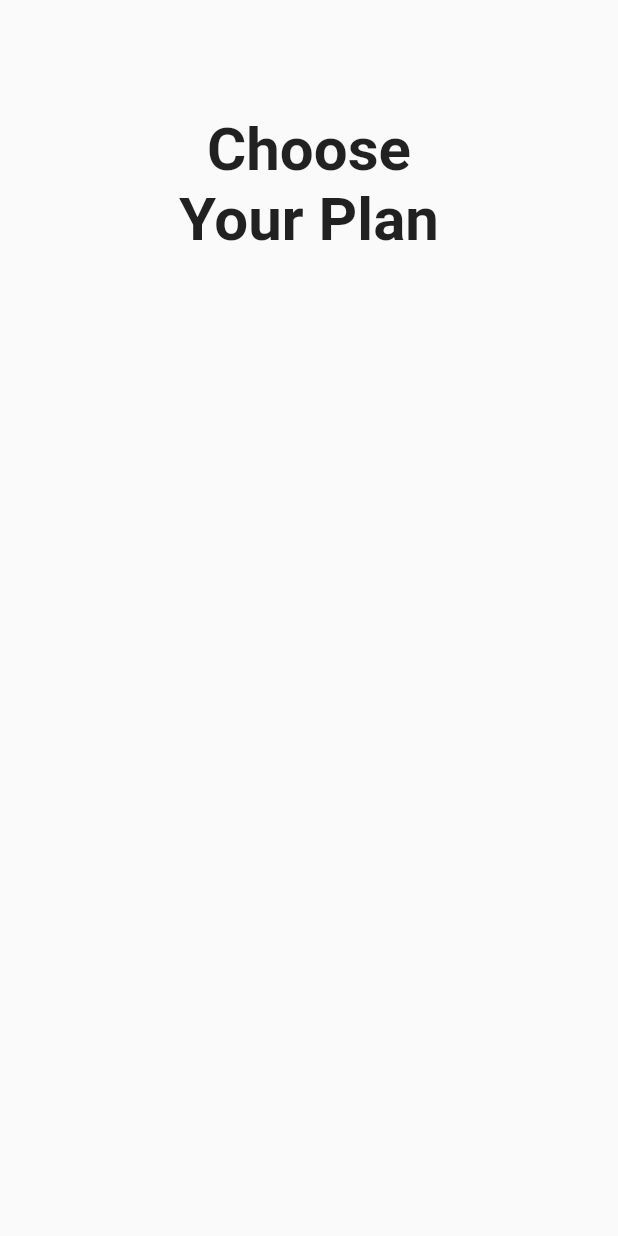
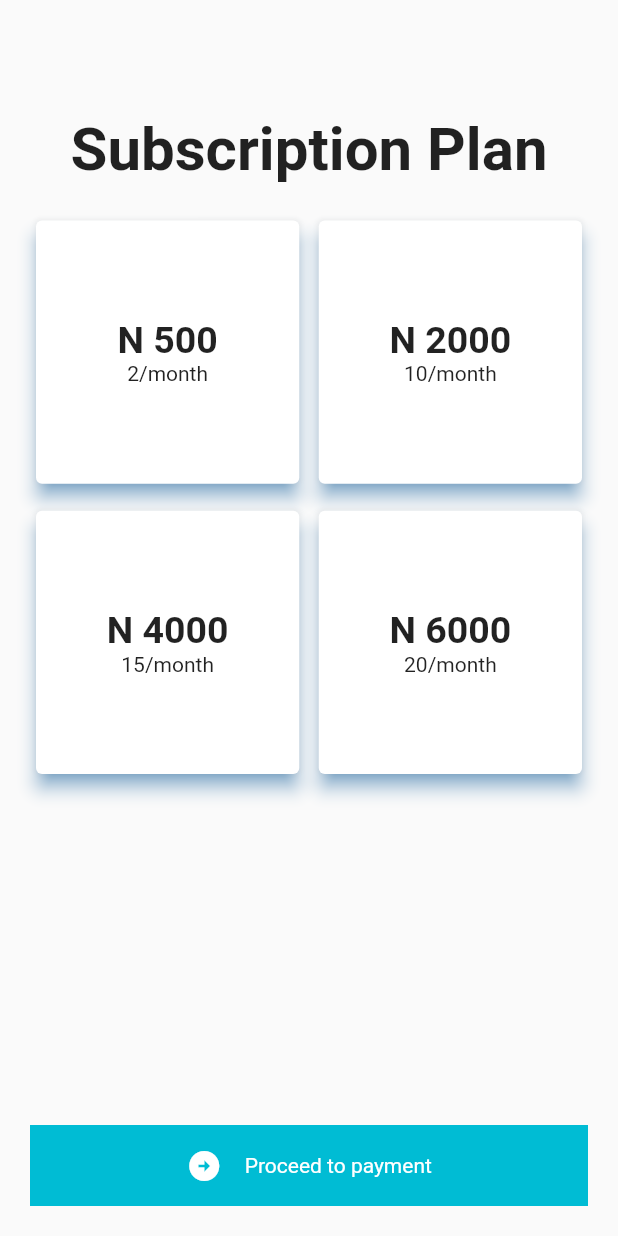
Before and after one commit to ghosty47/alvative, a Flutter app: the screen it shows after launch, on a phone screen of 412 x 824 dp. Run offline on Flutter 3.47's test engine with Material 2 defaults, Android fonts, the phone set to English and light mode, and no system bars; missing offline and left inert: flutter_paystack.

Commit message:
finished paystack payment

```diff
--- /dev/null
+++ b/lib/helpers/utils/constants.dart
@@ -0,0 +1,4 @@
+class ConstantKey {
+  static const String PAYSTACK_KEY =
+      "pk_test_c37c2b105c65b2eef29a0390df850919da755504";
+}
--- /dev/null
+++ b/lib/helpers/utils/utility.dart
@@ -0,0 +1,9 @@
+class Utility {
+  final subPlans = [
+    // Duration is in months
+    {"cost": 500, "duration": 2},
+    {"cost": 2000, "duration": 10},
+    {"cost": 4000, "duration": 15},
+    {"cost": 6000, "duration": 20},
+  ];
+}
--- a/lib/main.dart
+++ b/lib/main.dart
@@ -1,4 +1,4 @@
-import 'package:alvative_test/views/payment_page.dart';
+import 'package:alvative_test/views/payment_plan.dart';
 import 'package:flutter/material.dart';
 
 void main() {
@@ -13,7 +13,7 @@ class MyApp extends StatelessWidget {
     return const MaterialApp(
       debugShowCheckedModeBanner: false,
       title: 'Alvative Test',
-      home: PaymentPage(),
+      home: PaymentPlan(),
     );
   }
 }
--- a/lib/views/payment_page.dart
+++ /dev/null
@@ -1,35 +0,0 @@
-import "package:flutter/material.dart";
-
-class PaymentPage extends StatefulWidget {
-  const PaymentPage({super.key});
-
-  @override
-  State<PaymentPage> createState() => _PaymentPageState();
-}
-
-class _PaymentPageState extends State<PaymentPage> {
-  @override
-  Widget build(BuildContext context) {
-    return Scaffold(
-      appBar: AppBar(
-        backgroundColor: Colors.transparent,
-        elevation: 0,
-      ),
-      body: Container(
-        padding: const EdgeInsets.all(20),
-        child: Column(
-          children: [
-            Container(
-              alignment: Alignment.center,
-              child: const Text(
-                "Choose\nYour Plan",
-                textAlign: TextAlign.center,
-                style: TextStyle(fontSize: 40, fontWeight: FontWeight.bold),
-              ),
-            )
-          ],
-        ),
-      ),
-    );
-  }
-}
--- /dev/null
+++ b/lib/views/payment_plan.dart
@@ -0,0 +1,142 @@
+import "package:alvative_test/controllers/payment_controller.dart";
+import "package:flutter/material.dart";
+import "package:alvative_test/helpers/utils/utility.dart";
+
+class PaymentPlan extends StatefulWidget {
+  const PaymentPlan({super.key});
+
+  @override
+  State<PaymentPlan> createState() => _PaymentPlanState();
+}
+
+int? selectedIndex;
+int cost = 0;
+String email = "usotex@gmail.com";
+
+bool isLoading = false;
+
+class _PaymentPlanState extends State<PaymentPlan> {
+  @override
+  Widget build(BuildContext context) {
+    return Scaffold(
+      appBar: AppBar(
+        backgroundColor: Colors.transparent,
+        elevation: 0,
+      ),
+      body: Container(
+        padding: const EdgeInsets.all(20),
+        child: Column(
+          children: [
+            Container(
+              alignment: Alignment.center,
+              child: const Text(
+                "Subscription Plan",
+                textAlign: TextAlign.center,
+                style: TextStyle(fontSize: 40, fontWeight: FontWeight.bold),
+              ),
+            ),
+            const SizedBox(
+              height: 20,
+            ),
+            Expanded(
+              child: GridView(
+                gridDelegate: const SliverGridDelegateWithFixedCrossAxisCount(
+                  crossAxisCount: 2,
+                  crossAxisSpacing: 5,
+                  mainAxisSpacing: 10,
+                ),
+                children: List.generate(Utility().subPlans.length, (index) {
+                  final data = Utility().subPlans[index];
+
+                  return GestureDetector(
+                    onTap: () {
+                      setState(() {
+                        selectedIndex = index;
+                        cost = data["cost"]!;
+                      });
+                    },
+                    child: Card(
+                      shadowColor: Colors.blue,
+                      elevation: 5,
+                      child: Container(
+                        padding: const EdgeInsets.all(20),
+                        decoration: BoxDecoration(
+                          borderRadius: BorderRadius.circular(5),
+                          color: selectedIndex == null
+                              ? null
+                              : selectedIndex == index
+                                  ? Colors.cyan
+                                  : null,
+                        ),
+                        child: Column(
+                          mainAxisAlignment: MainAxisAlignment.center,
+                          children: [
+                            Text(
+                              "N ${data["cost"]}",
+                              style: const TextStyle(
+                                fontSize: 25,
+                                fontWeight: FontWeight.bold,
+                              ),
+                            ),
+                            Text(
+                              "${data["duration"]}/month",
+                            ),
+                          ],
+                        ),
+                      ),
+                    ),
+                  );
+                }),
+              ),
+            ),
+            GestureDetector(
+              onTap: () {
+                if (selectedIndex == null) {
+                  ScaffoldMessenger.of(context).showSnackBar(
+                    const SnackBar(
+                      content: Text('Please select a plan'),
+                    ),
+                  );
+                } else {
+                  print(cost);
+
+                  PaystackPayment(
+                    ctx: context,
+                    cost: cost,
+                    email: email,
+                  ).chargeCardAndMakePayment();
+                }
+              },
+              child: Container(
+                alignment: Alignment.center,
+                width: MediaQuery.of(context).size.width,
+                padding: const EdgeInsets.all(15),
+                decoration: const BoxDecoration(
+                  color: Colors.cyan,
+                ),
+                child: Row(
+                  mainAxisAlignment: MainAxisAlignment.center,
+                  children: const [
+                    Icon(
+                      Icons.arrow_circle_right,
+                      color: Colors.white,
+                    ),
+                    SizedBox(
+                      width: 15,
+                    ),
+                    Text(
+                      "Proceed to payment",
+                      style: TextStyle(
+                        color: Colors.white,
+                      ),
+                    ),
+                  ],
+                ),
+              ),
+            )
+          ],
+        ),
+      ),
+    );
+  }
+}
--- a/pubspec.yaml
+++ b/pubspec.yaml
@@ -35,6 +35,7 @@ dependencies:
   # The following adds the Cupertino Icons font to your application.
   # Use with the CupertinoIcons class for iOS style icons.
   cupertino_icons: ^1.0.2
+  flutter_paystack: ^1.0.7
 
 dev_dependencies:
   flutter_test:
```
Also changed, not shown: lib/controllers/payment_controller.dart (added, +79 -0 lines), lib/views/payment_success.dart (deleted), pubspec.lock, 1 other file.
